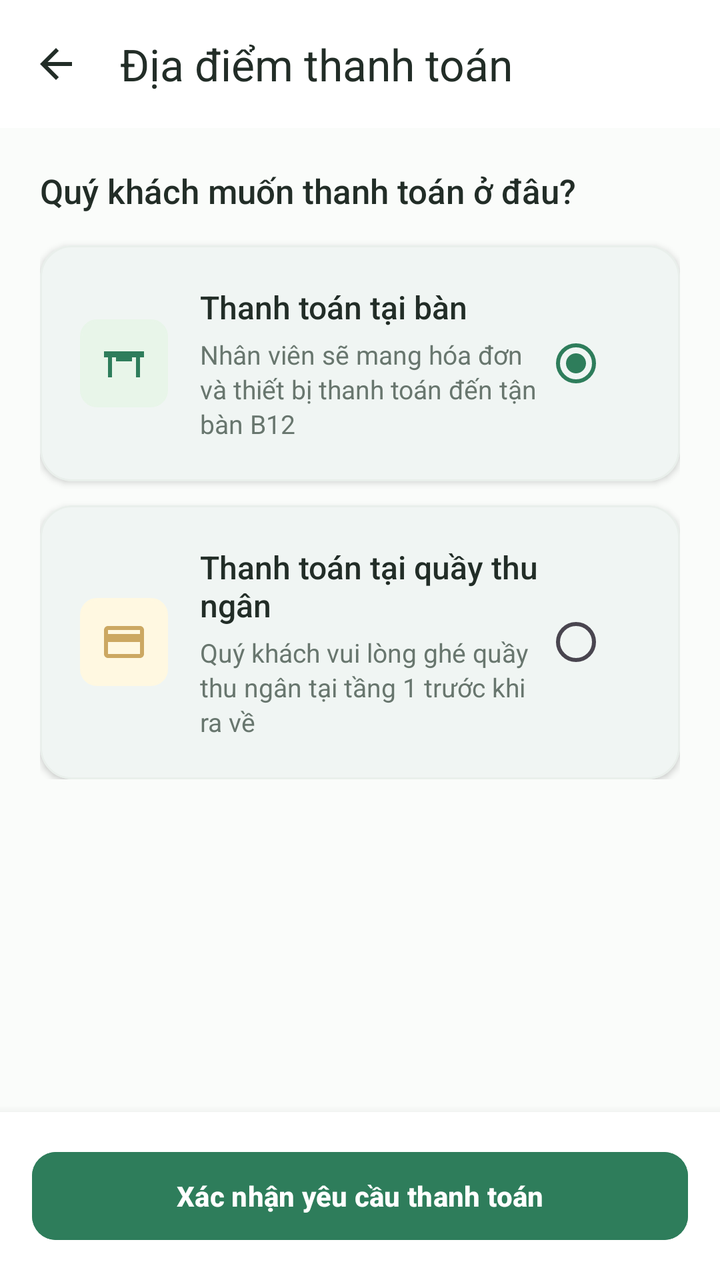
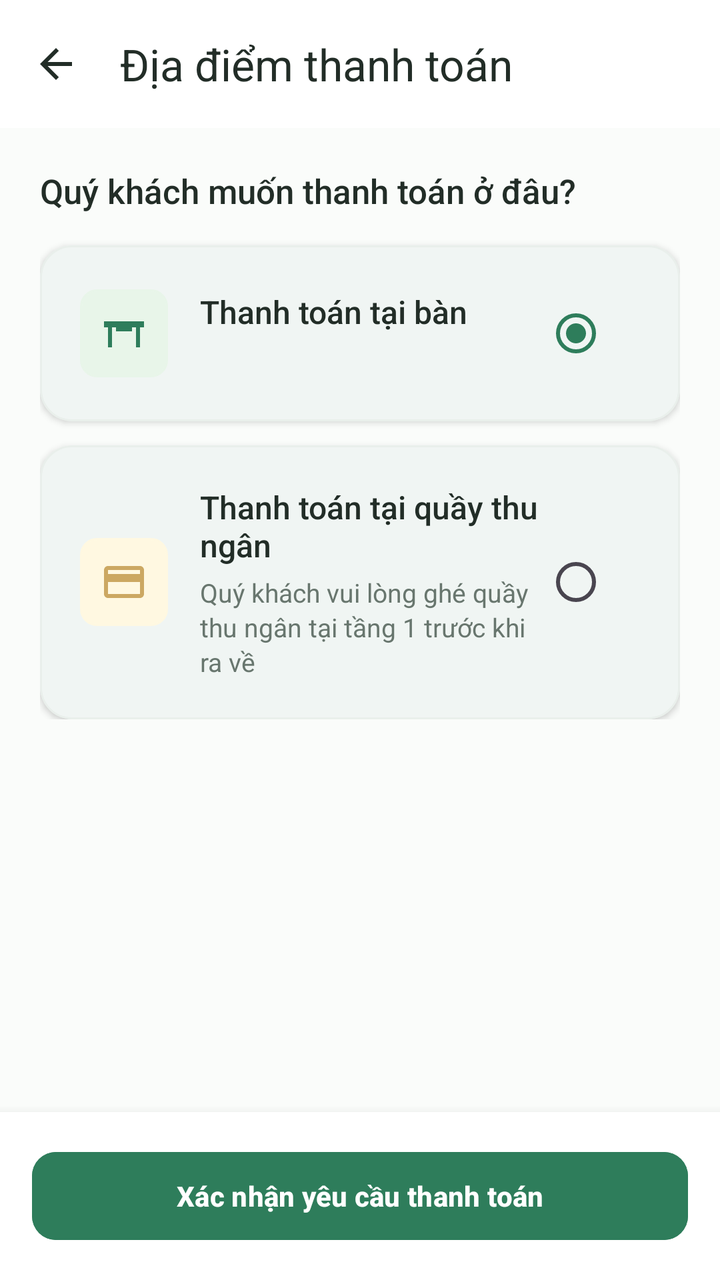

The first picture is an Android layout as it rendered before a commit; the second is the same layout after the commit. The layout source and the unified diff follow.
<!-- AndroidManifest.xml: application theme Theme.VietTable -->
<!-- res/layout/fragment_payment_location.xml -->
<?xml version="1.0" encoding="utf-8"?>
<androidx.coordinatorlayout.widget.CoordinatorLayout xmlns:android="http://schemas.android.com/apk/res/android"
    xmlns:app="http://schemas.android.com/apk/res-auto"
    android:layout_width="match_parent"
    android:layout_height="match_parent"
    android:background="@color/colorBackground">

    <com.google.android.material.appbar.AppBarLayout
        android:layout_width="match_parent"
        android:layout_height="wrap_content"
        android:background="@color/colorSurface"
        app:elevation="0dp">

        <com.google.android.material.appbar.MaterialToolbar
            android:id="@+id/toolbar"
            android:layout_width="match_parent"
            android:layout_height="?attr/actionBarSize"
            app:navigationIcon="@drawable/ic_back"
            app:navigationIconTint="@color/colorTextPrimary"
            app:title="Địa điểm thanh toán"
            app:titleTextColor="@color/colorTextPrimary" />
    </com.google.android.material.appbar.AppBarLayout>

    <androidx.core.widget.NestedScrollView
        android:layout_width="match_parent"
        android:layout_height="match_parent"
        android:paddingBottom="96dp"
        app:layout_behavior="@string/appbar_scrolling_view_behavior">

        <LinearLayout
            android:layout_width="match_parent"
            android:layout_height="wrap_content"
            android:orientation="vertical"
            android:padding="20dp">

            <TextView
                android:layout_width="wrap_content"
                android:layout_height="wrap_content"
                android:fontFamily="sans-serif-medium"
                android:text="Quý khách muốn thanh toán ở đâu?"
                android:textColor="@color/colorTextPrimary"
                android:textSize="17sp" />

            
            <com.google.android.material.card.MaterialCardView
                android:id="@+id/cardPayAtTable"
                android:layout_width="match_parent"
                android:layout_height="wrap_content"
                android:layout_marginTop="16dp"
                app:cardBackgroundColor="@color/colorSurface"
                app:cardCornerRadius="16dp"
                app:cardElevation="2dp"
                app:strokeColor="@color/colorDivider"
                app:strokeWidth="1dp">

                <LinearLayout
                    android:layout_width="match_parent"
                    android:layout_height="wrap_content"
                    android:gravity="center_vertical"
                    android:orientation="horizontal"
                    android:padding="20dp">

                    <ImageView
                        android:layout_width="44dp"
                        android:layout_height="44dp"
                        android:background="@drawable/bg_badge"
                        android:backgroundTint="#E8F5E9"
                        android:padding="10dp"
                        android:src="@drawable/ic_table"
                        app:tint="@color/colorPrimary" />

                    <LinearLayout
                        android:layout_width="0dp"
                        android:layout_height="wrap_content"
                        android:layout_marginStart="16dp"
                        android:layout_weight="1"
                        android:orientation="vertical">

                        <TextView
                            android:layout_width="wrap_content"
                            android:layout_height="wrap_content"
                            android:fontFamily="sans-serif-medium"
                            android:text="Thanh toán tại bàn"
                            android:textColor="@color/colorTextPrimary"
                            android:textSize="16sp" />

                        <TextView
                            android:layout_width="wrap_content"
                            android:layout_height="wrap_content"
                            android:layout_marginTop="4dp"
                            android:lineSpacingExtra="2dp"
                            android:text="Nhân viên sẽ mang hóa đơn và thiết bị thanh toán đến tận bàn B12"
                            android:textColor="@color/colorTextSecondary"
                            android:textSize="13sp" />
                    </LinearLayout>

                    <RadioButton
                        android:id="@+id/rbPayAtTable"
                        android:layout_width="wrap_content"
                        android:layout_height="wrap_content"
                        android:checked="true" />
                </LinearLayout>
            </com.google.android.material.card.MaterialCardView>

            
            <com.google.android.material.card.MaterialCardView
                android:id="@+id/cardPayAtCounter"
                android:layout_width="match_parent"
                android:layout_height="wrap_content"
                android:layout_marginTop="12dp"
                app:cardBackgroundColor="@color/colorSurface"
                app:cardCornerRadius="16dp"
                app:cardElevation="2dp"
                app:strokeColor="@color/colorDivider"
                app:strokeWidth="1dp">

                <LinearLayout
                    android:layout_width="match_parent"
                    android:layout_height="wrap_content"
                    android:gravity="center_vertical"
                    android:orientation="horizontal"
                    android:padding="20dp">

                    <ImageView
                        android:layout_width="44dp"
                        android:layout_height="44dp"
                        android:background="@drawable/bg_badge"
                        android:backgroundTint="#FFF8E1"
                        android:padding="10dp"
                        android:src="@drawable/ic_card"
                        app:tint="@color/colorSecondary" />

                    <LinearLayout
                        android:layout_width="0dp"
                        android:layout_height="wrap_content"
                        android:layout_marginStart="16dp"
                        android:layout_weight="1"
                        android:orientation="vertical">

                        <TextView
                            android:layout_width="wrap_content"
                            android:layout_height="wrap_content"
                            android:fontFamily="sans-serif-medium"
                            android:text="Thanh toán tại quầy thu ngân"
                            android:textColor="@color/colorTextPrimary"
                            android:textSize="16sp" />

                        <TextView
                            android:layout_width="wrap_content"
                            android:layout_height="wrap_content"
                            android:layout_marginTop="4dp"
                            android:lineSpacingExtra="2dp"
                            android:text="Quý khách vui lòng ghé quầy thu ngân tại tầng 1 trước khi ra về"
                            android:textColor="@color/colorTextSecondary"
                            android:textSize="13sp" />
                    </LinearLayout>

                    <RadioButton
                        android:id="@+id/rbPayAtCounter"
                        android:layout_width="wrap_content"
                        android:layout_height="wrap_content" />
                </LinearLayout>
            </com.google.android.material.card.MaterialCardView>

        </LinearLayout>
    </androidx.core.widget.NestedScrollView>

    
    <LinearLayout
        android:layout_width="match_parent"
        android:layout_height="wrap_content"
        android:layout_gravity="bottom"
        android:tag="safe_bottom"
        android:background="@color/colorSurface"
        android:elevation="8dp"
        android:padding="16dp">

        <com.google.android.material.button.MaterialButton
            android:id="@+id/btnSubmitLocation"
            style="@style/Widget.VietTable.Button.Primary"
            android:layout_width="match_parent"
            android:layout_height="wrap_content"
            android:text="Xác nhận yêu cầu thanh toán" />
    </LinearLayout>

</androidx.coordinatorlayout.widget.CoordinatorLayout>
<!-- resources referenced by this layout -->
<resources>
  <color name="colorBackground">#FAFCFA</color>
  <color name="colorDivider">#E9EFEB</color>
  <color name="colorPrimary">#2E7D5B</color>
  <color name="colorSecondary">#CCA862</color>
  <color name="colorSurface">#FFFFFF</color>
  <color name="colorTextPrimary">#222D27</color>
  <color name="colorTextSecondary">#68766E</color>
  <style name="Theme.VietTable" parent="Base.Theme.VietTable" />
  <color name="surface">#FFFFFF</color>
  <color name="divider">#E9EFEB</color>
  <dimen name="btn_height_primary">52dp</dimen>
  <dimen name="radius_medium">12dp</dimen>
  <style name="Base.Theme.VietTable" parent="Theme.Material3.Light.NoActionBar">
          
          <item name="colorPrimary">@color/primary</item>
          <item name="colorPrimaryDark">@color/primary_dark</item>
          <item name="colorOnPrimary">@color/on_primary</item>
          <item name="colorPrimaryContainer">@color/primary_container</item>
          <item name="colorOnPrimaryContainer">@color/on_primary_container</item>
  
          <item name="colorSecondary">@color/accent_gold</item>
          <item name="colorOnSecondary">@color/white</item>
          <item name="colorSecondaryContainer">@color/accent_gold_container</item>
          <item name="colorOnSecondaryContainer">@color/accent_gold_dark</item>
  
          <item name="android:colorBackground">@color/bg_cream</item>
          <item name="colorSurface">@color/surface</item>
          <item name="colorOnSurface">@color/text_primary</item>
          <item name="colorSurfaceVariant">@color/surface_variant</item>
  
          <item name="colorError">@color/semantic_error</item>
          <item name="colorOnError">@color/white</item>
  
          
          <item name="android:statusBarColor">@android:color/transparent</item>
          <item name="android:windowLightStatusBar">true</item>
          <item name="android:navigationBarColor">@android:color/transparent</item>
          <item name="android:windowLightNavigationBar">true</item>
  
          
          <item name="colorAccent">@color/primary</item>
          <item name="alertDialogTheme">@style/ThemeOverlay.VietTable.Dialog.Alert</item>
          <item name="materialAlertDialogTheme">@style/ThemeOverlay.VietTable.MaterialAlertDialog</item>
          <item name="buttonBarPositiveButtonStyle">@style/Widget.VietTable.Dialog.Button.Positive</item>
          <item name="buttonBarNegativeButtonStyle">@style/Widget.VietTable.Dialog.Button.Negative</item>
          <item name="buttonBarNeutralButtonStyle">@style/Widget.VietTable.Dialog.Button.Neutral</item>
          <item name="materialButtonStyle">@style/Widget.VietTable.Button.Primary</item>
          <item name="materialButtonOutlinedStyle">@style/Widget.VietTable.Button.Outlined</item>
          <item name="borderlessButtonStyle">@style/Widget.VietTable.Button.Text</item>
          <item name="materialCardViewStyle">@style/Widget.VietTable.Card</item>
          <item name="textInputStyle">@style/Widget.VietTable.TextInputLayout</item>
          <item name="toolbarStyle">@style/Widget.VietTable.Toolbar</item>
          <item name="bottomNavigationStyle">@style/Widget.VietTable.BottomNavigationView</item>
      </style>
  <dimen name="text_button">14sp</dimen>
  <color name="primary">#2E7D5B</color>
  <color name="primary_dark">#24654A</color>
  <color name="on_primary">#FFFFFF</color>
  <color name="primary_container">#EEF7F2</color>
  <color name="on_primary_container">#1B4E38</color>
  <color name="accent_gold">#CCA862</color>
  <color name="white">#FFFFFFFF</color>
  <color name="accent_gold_container">#FAF5EB</color>
  <color name="accent_gold_dark">#9E7D33</color>
  <color name="bg_cream">#FAFCFA</color>
  <color name="text_primary">#222D27</color>
  <color name="surface_variant">#F3F7F5</color>
  <color name="semantic_error">#D32F2F</color>
  <color name="text_secondary">#68766E</color>
  <color name="transparent">#00000000</color>
  <dimen name="radius_large">16dp</dimen>
  <dimen name="card_elevation">1.5dp</dimen>
  <dimen name="card_stroke_width">1dp</dimen>
  <!-- unchanged entries left out for length: 21 -->
</resources>

<!-- the commit's change to res/layout/fragment_payment_location.xml (unified diff, before → after) -->
@@ -89,7 +89,7 @@
                             android:layout_height="wrap_content"
                             android:layout_marginTop="4dp"
                             android:lineSpacingExtra="2dp"
-                            android:text="Nhân viên sẽ mang hóa đơn và thiết bị thanh toán đến tận bàn B12"
+                            android:text=""
                             android:textColor="@color/colorTextSecondary"
                             android:textSize="13sp" />
                     </LinearLayout>
<!-- resource entries referenced after the edit -->
@@ -37,7 +37,6 @@
           <item name="android:statusBarColor">@android:color/transparent</item>
           <item name="android:windowLightStatusBar">true</item>
           <item name="android:navigationBarColor">@android:color/transparent</item>
-          <item name="android:windowLightNavigationBar">true</item>
   
           
           <item name="colorAccent">@color/primary</item>
